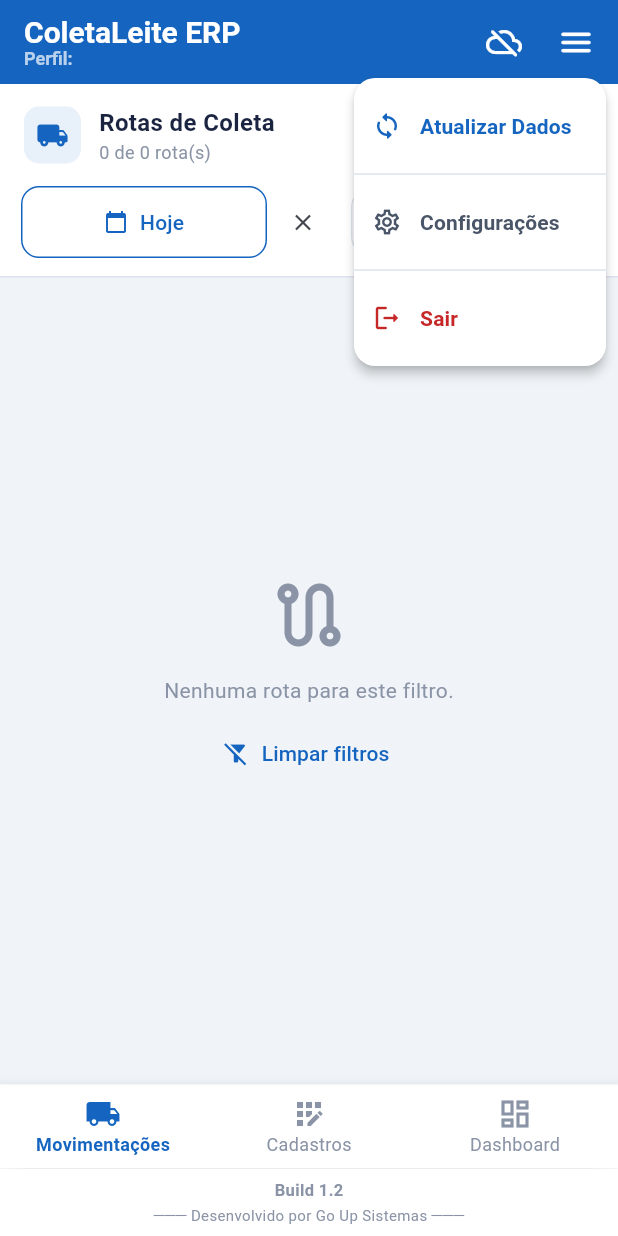
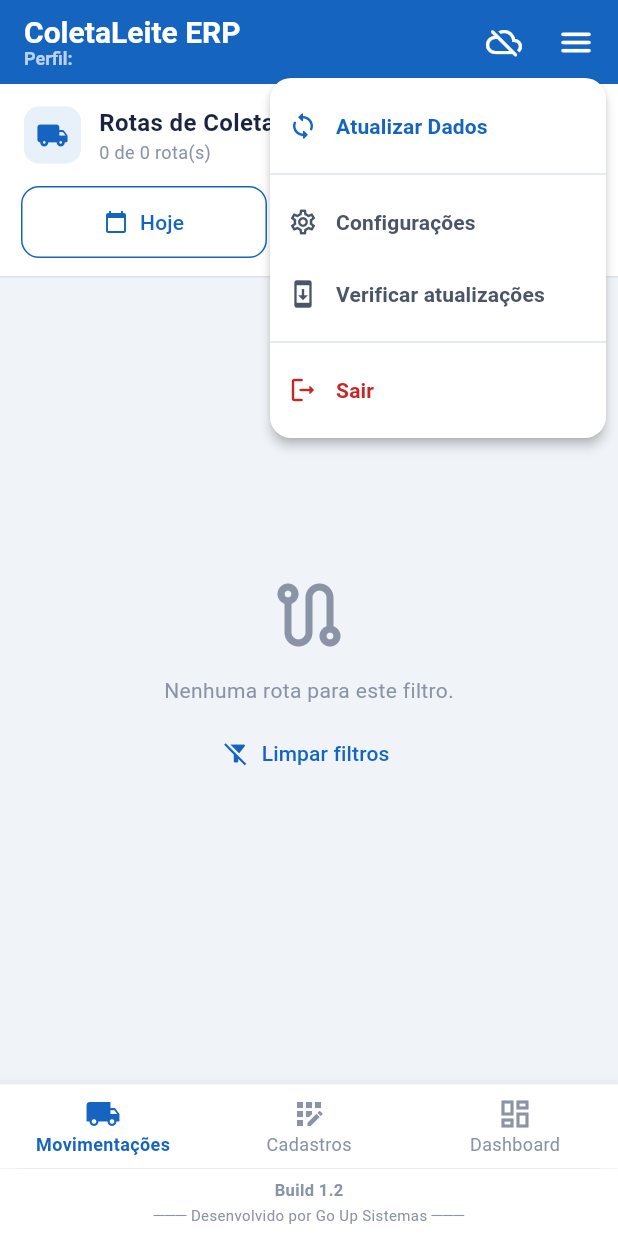
Before and after one commit to wgravinajunior-design/ColetaMobile, a Flutter app: the HomePage screen opened directly with empty values, after a tap on the "menu" icon, on a phone screen of 412 x 824 dp. Run offline on Flutter 3.47's test engine with Material 3 defaults, Android fonts, the phone set to English and light mode, and no system bars; our stand-ins replace connectivity_plus, image_picker, pdf, printing, shared_preferences, sqflite and 1 more; accounts and stored records are empty; network calls fail.

Commit message:
Verificacao de atualizacao sob demanda nos dois apps
A checagem por versao via GitHub ja existia desde a retaguarda v2.4.0 e o
mobile v1.5.0, e funciona — conferido contra a API ao vivo: instalacao
simulada em v2.4.0 detecta a v2.5.0 e acha o asset; em v1.5.0 detecta a
v1.6.0. O problema e que ela roda so na abertura e fica calada quando nao
ha novidade, entao parece que nada acontece.

Agora da para pedir a verificacao a qualquer momento, com resposta nos
dois desfechos: 'Tudo em dia' com a versao instalada, ou o dialogo de
atualizacao com as melhorias.

- Retaguarda: Configuracoes > Sobre > Verificar atualizacoes
- Mobile: menu do topo > Verificar atualizacoes

Versoes: retaguarda 2.6.0, mobile 1.7.0.

Co-Authored-By: Claude Opus 5 <noreply@anthropic.com>

```diff
--- a/lib/pages/home_page.dart
+++ b/lib/pages/home_page.dart
@@ -151,6 +151,7 @@ class _HomePageState extends State<HomePage> {
             onSelected: (value) {
               if (value == 'atualizar') _abrirAtualizar();
               if (value == 'configuracoes') _abrirConfiguracoes();
+              if (value == 'versao') verificarAtualizacaoManualmente(context);
               if (value == 'sair') _handleLogout();
             },
             itemBuilder: (_) => [
@@ -168,6 +169,14 @@ class _HomePageState extends State<HomePage> {
                 child: _MenuItemRow(
                   icon: Icons.settings_outlined,
                   label: 'Configurações',
+                  color: AppColors.textMedium,
+                ),
+              ),
+              const PopupMenuItem<String>(
+                value: 'versao',
+                child: _MenuItemRow(
+                  icon: Icons.system_update,
+                  label: 'Verificar atualizações',
                   color: AppColors.textMedium,
                 ),
               ),
--- a/lib/services/update_service.dart
+++ b/lib/services/update_service.dart
@@ -5,7 +5,7 @@ import 'package:shared_preferences/shared_preferences.dart';
 
 /// Versão do app. Mantenha em sincronia com o `version:` do pubspec.yaml ao
 /// publicar uma release — é o número comparado com a última tag do GitHub.
-const String appVersao = '1.6.0';
+const String appVersao = '1.7.0';
 
 /// Repositório público de onde saem as atualizações.
 const String repoAtualizacao = 'wgravinajunior-design/ColetaMobile';
--- a/pubspec.yaml
+++ b/pubspec.yaml
@@ -16,7 +16,7 @@ publish_to: 'none' # Remove this line if you wish to publish to pub.dev
 # https://developer.apple.com/library/archive/documentation/General/Reference/InfoPlistKeyReference/Articles/CoreFoundationKeys.html
 # In Windows, build-name is used as the major, minor, and patch parts
 # of the product and file versions while build-number is used as the build suffix.
-version: 1.6.0+9
+version: 1.7.0+10
 
 environment:
   sdk: ^3.11.4
```
Also changed, not shown: lib/widgets/update_dialogs.dart (+54 -0 lines).
